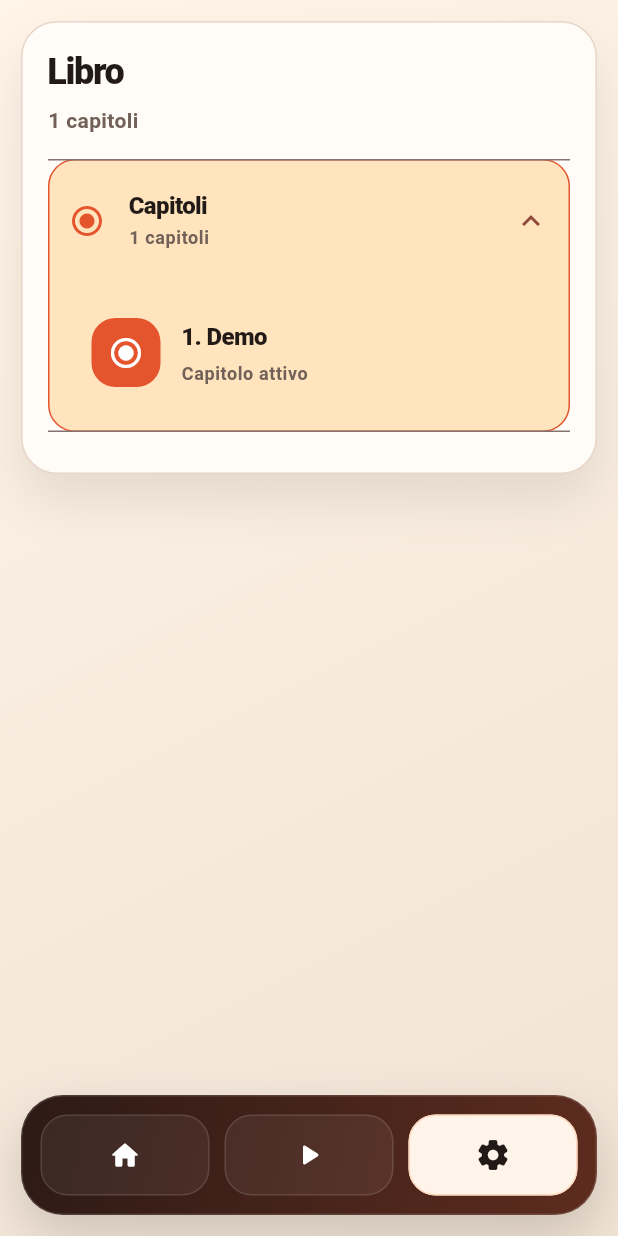
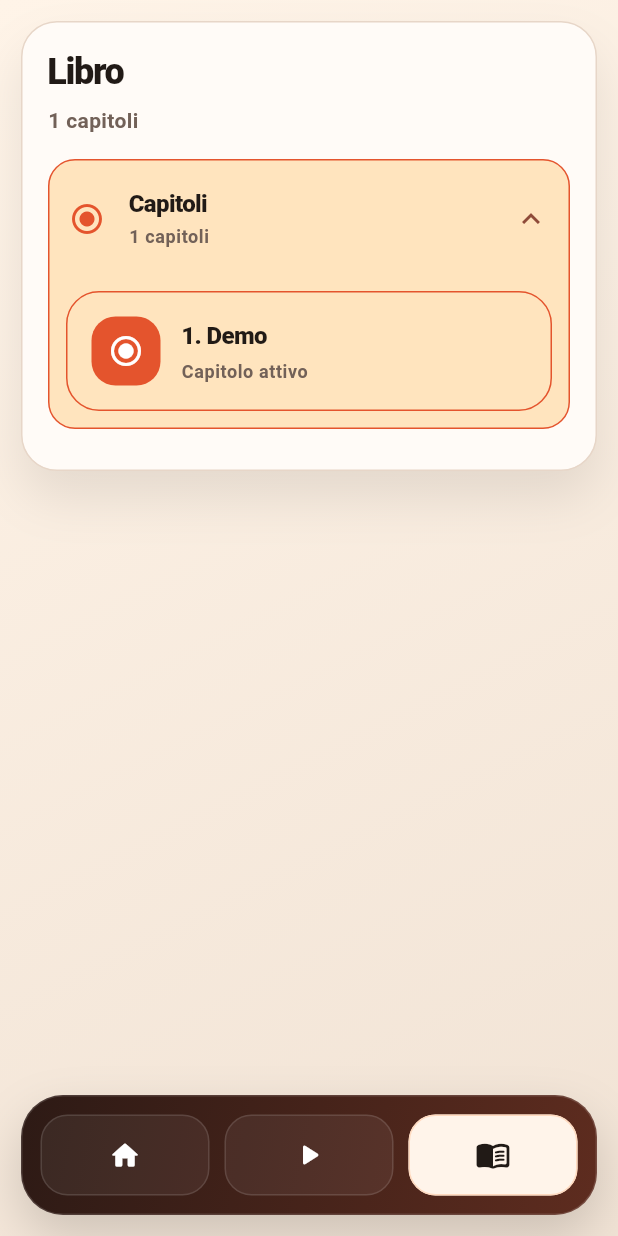
Before and after one commit to nicchia-code/speedy-pizza, a Flutter app: the screen it shows after launch, swiped to page 3, on a phone screen of 412 x 824 dp. Run offline on Flutter 3.47's test engine with Material 3 defaults, Android fonts, the phone set to English and light mode, and no system bars; our stand-ins replace file_picker; missing offline and left inert: dart:html.

Commit message:
fix: use book icon for library tab

```diff
--- a/lib/main.dart
+++ b/lib/main.dart
@@ -1315,7 +1315,7 @@
         Expanded(
           child: _buildIdleNavButton(
             tab: _AppTab.settings,
-            icon: Icons.settings_rounded,
+            icon: Icons.menu_book_rounded,
           ),
         ),
       ],
@@ -2128,6 +2128,10 @@
                               child: ExpansionTile(
                                 initiallyExpanded:
                                     isGroupActive || groups.length == 1,
+                                shape: const Border(),
+                                collapsedShape: const Border(),
+                                backgroundColor: Colors.transparent,
+                                collapsedBackgroundColor: Colors.transparent,
                                 tilePadding: const EdgeInsets.symmetric(
                                   horizontal: 14,
                                   vertical: 4,
```
Also changed, not shown: 1 other file.
